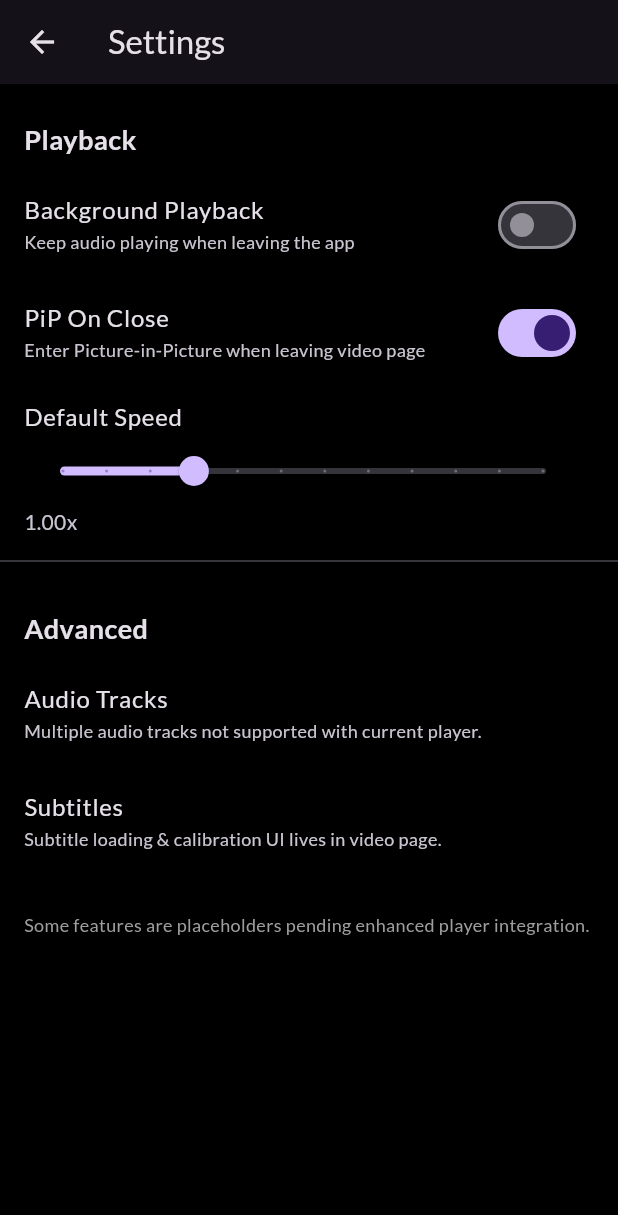
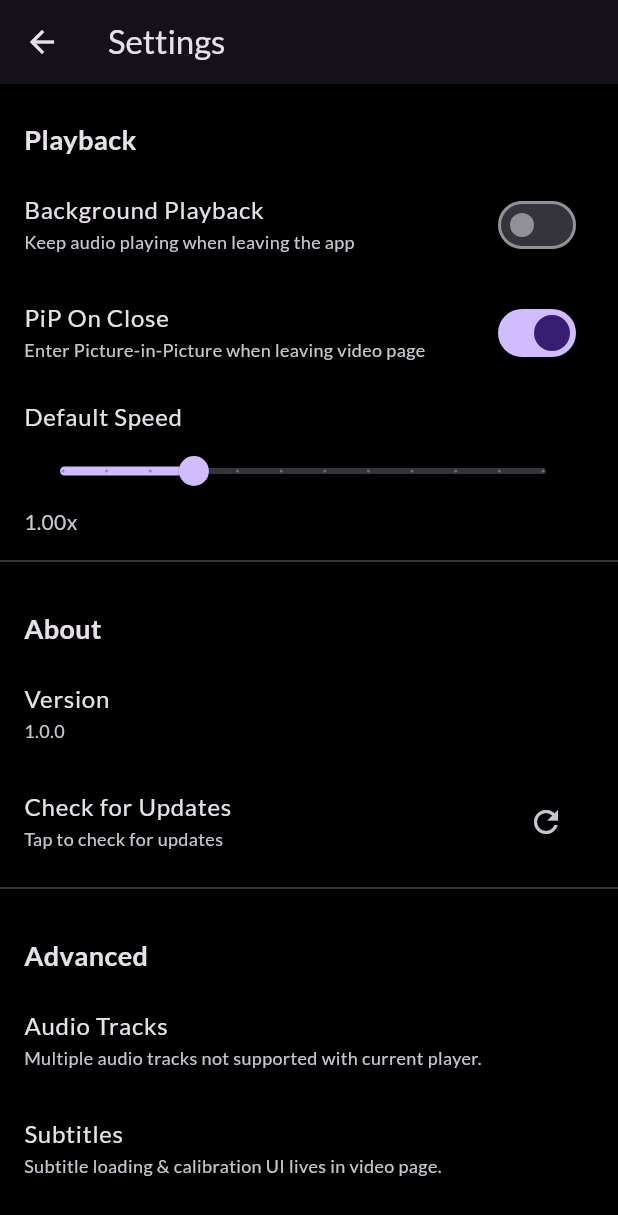
Before and after one commit to anima-regem/empty-player, a Flutter app: the screen it shows after launch, after a tap on the "settings" icon, on a phone screen of 412 x 824 dp. Shown: the top 1215 px of the screen. Run offline on Flutter 3.47's test engine with Material 3 defaults, Android fonts, the phone set to English and light mode, and no system bars; our stand-ins replace device_info_plus, google_fonts, package_info_plus, permission_handler, shared_preferences, video_player and 1 more; missing offline and left inert: photo_manager, screen_brightness.

Commit message:
Add update checker feature to settings page
Co-authored-by: anima-regem <64804940+anima-regem@users.noreply.github.com>

```diff
--- a/lib/pages/settings_page.dart
+++ b/lib/pages/settings_page.dart
@@ -1,6 +1,9 @@
 import 'package:flutter/material.dart';
 import 'package:google_fonts/google_fonts.dart';
+import 'package:url_launcher/url_launcher.dart';
+import 'package:package_info_plus/package_info_plus.dart';
 import '../services/app_settings_service.dart';
+import '../services/update_check_service.dart';
 import '../components/loading_animation.dart';
 
 class SettingsPage extends StatefulWidget {
@@ -11,11 +14,18 @@ class SettingsPage extends StatefulWidget {
 
 class _SettingsPageState extends State<SettingsPage> {
   final AppSettingsService _settings = AppSettingsService();
+  final UpdateCheckService _updateService = UpdateCheckService();
   bool _loading = true;
+  bool _checkingUpdate = false;
 
   bool _backgroundPlayback = false;
   bool _pipOnClose = true;
   double _defaultSpeed = 1.0;
+
+  String _currentVersion = '';
+  String? _latestVersion;
+  String? _latestReleaseUrl;
+  bool? _updateAvailable;
 
   @override
   void initState() {
@@ -25,10 +35,12 @@ class _SettingsPageState extends State<SettingsPage> {
 
   Future<void> _load() async {
     await _settings.init();
+    final packageInfo = await PackageInfo.fromPlatform();
     setState(() {
       _backgroundPlayback = _settings.backgroundPlaybackEnabled;
       _pipOnClose = _settings.pipOnCloseEnabled;
       _defaultSpeed = _settings.defaultPlaybackSpeed;
+      _currentVersion = packageInfo.version;
       _loading = false;
     });
   }
@@ -46,6 +58,42 @@ class _SettingsPageState extends State<SettingsPage> {
   void _saveSpeed(double v) {
     setState(() => _defaultSpeed = v);
     _settings.defaultPlaybackSpeed = v;
+  }
+
+  Future<void> _checkForUpdates() async {
+    setState(() {
+      _checkingUpdate = true;
+      _updateAvailable = null;
+    });
+
+    final releaseInfo = await _updateService.fetchLatestRelease();
+
+    if (releaseInfo != null && releaseInfo['tag_name'] != null) {
+      final latestTag = releaseInfo['tag_name'] as String;
+      final isNewer = _updateService.isNewerVersion(_currentVersion, latestTag);
+
+      setState(() {
+        _latestVersion = latestTag;
+        _latestReleaseUrl = releaseInfo['html_url'] as String?;
+        _updateAvailable = isNewer;
+        _checkingUpdate = false;
+      });
+    } else {
+      setState(() {
+        _checkingUpdate = false;
+        _updateAvailable = null;
+      });
+    }
+  }
+
+  Future<void> _openReleaseUrl() async {
+    if (_latestReleaseUrl != null) {
+      final url = Uri.parse(_latestReleaseUrl!);
+      if (!await launchUrl(url, mode: LaunchMode.externalApplication)) {
+        // ignore: avoid_print
+        print('Could not launch $_latestReleaseUrl');
+      }
+    }
   }
 
   @override
@@ -89,6 +137,41 @@ class _SettingsPageState extends State<SettingsPage> {
                   ),
                 ),
                 const Divider(),
+                _sectionHeader('About'),
+                ListTile(
+                  title: Text('Version', style: GoogleFonts.lato()),
+                  subtitle: Text(_currentVersion, style: GoogleFonts.lato(fontSize: 12)),
+                ),
+                ListTile(
+                  title: Text('Check for Updates', style: GoogleFonts.lato()),
+                  subtitle: _buildUpdateStatus(),
+                  trailing: _checkingUpdate
+                      ? const SizedBox(
+                          width: 24,
+                          height: 24,
+                          child: CircularProgressIndicator(strokeWidth: 2),
+                        )
+                      : IconButton(
+                          icon: const Icon(Icons.refresh),
+                          onPressed: _checkForUpdates,
+                          tooltip: 'Check for updates',
+                        ),
+                  onTap: _checkingUpdate ? null : _checkForUpdates,
+                ),
+                if (_updateAvailable == true && _latestReleaseUrl != null)
+                  Padding(
+                    padding: const EdgeInsets.symmetric(horizontal: 16, vertical: 8),
+                    child: ElevatedButton.icon(
+                      onPressed: _openReleaseUrl,
+                      icon: const Icon(Icons.download),
+                      label: Text('Download Update', style: GoogleFonts.lato()),
+                      style: ElevatedButton.styleFrom(
+                        backgroundColor: Colors.green,
+                        foregroundColor: Colors.white,
+                      ),
+                    ),
+                  ),
+                const Divider(),
                 _sectionHeader('Advanced'),
                 ListTile(
                   title: Text('Audio Tracks', style: GoogleFonts.lato()),
@@ -118,4 +201,26 @@ class _SettingsPageState extends State<SettingsPage> {
       ),
     );
   }
+
+  Widget _buildUpdateStatus() {
+    if (_checkingUpdate) {
+      return Text('Checking...', style: GoogleFonts.lato(fontSize: 12));
+    }
+
+    if (_updateAvailable == null) {
+      return Text('Tap to check for updates', style: GoogleFonts.lato(fontSize: 12));
+    }
+
+    if (_updateAvailable == true) {
+      return Text(
+        'Update available: $_latestVersion',
+        style: GoogleFonts.lato(fontSize: 12, color: Colors.green),
+      );
+    }
+
+    return Text(
+      'You are up to date',
+      style: GoogleFonts.lato(fontSize: 12, color: Colors.grey),
+    );
+  }
 }
--- a/pubspec.yaml
+++ b/pubspec.yaml
@@ -45,6 +45,8 @@ dependencies:
   wakelock_plus: ^1.2.8
   shared_preferences: ^2.3.3
   url_launcher: ^6.3.0
+  http: ^1.2.2
+  package_info_plus: ^8.1.2
 
 dev_dependencies:
   flutter_test:
```
Also changed, not shown: lib/services/update_check_service.dart (added, +69 -0 lines).
